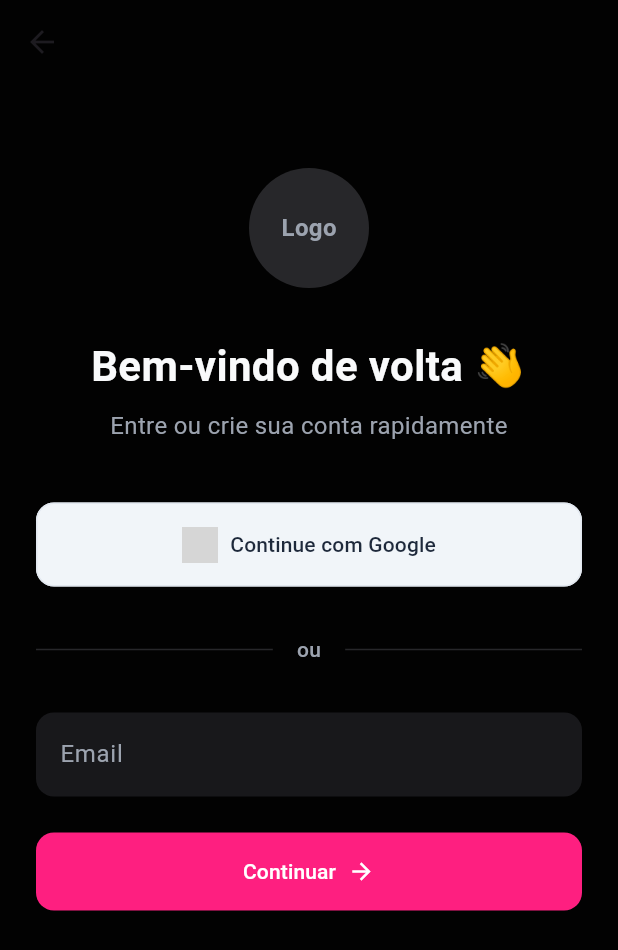
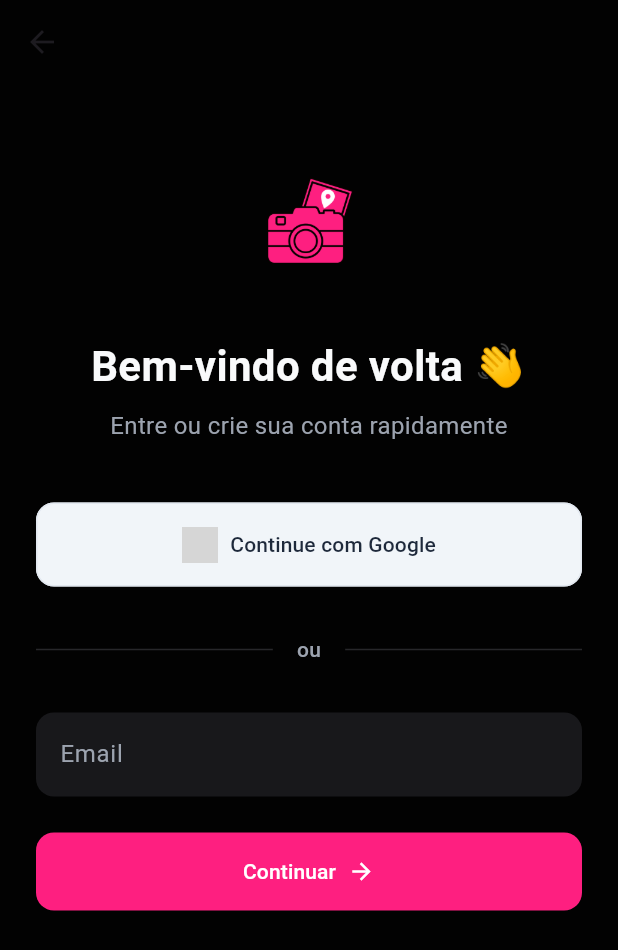
Before and after one commit to bruno1030/travelapp_frontend, a Flutter app: the screen it shows after launch, item 3 of the bottom bar chosen, on a phone screen of 412 x 824 dp. Shown: the top 950 px of the screen. Run offline on Flutter 3.47's test engine with Material 3 defaults, Android fonts, the phone set to English and light mode, and no system bars; our stand-ins replace cached_network_image, firebase_auth, firebase_core, geolocator, google_sign_in, image_picker and 1 more; accounts and stored records are empty; generated files the repository leaves out were written again; network calls fail; grey boxes are pictures that could not be loaded.

Commit message:
hide Google login button on iOS platform

```diff
--- a/lib/screens/login_screen.dart
+++ b/lib/screens/login_screen.dart
@@ -109,6 +109,12 @@ class _LoginScreenState extends State<LoginScreen> {
     }
   }
 
+  // Verifica se deve mostrar botão Google (apenas Android e Web)
+  bool get _shouldShowGoogleButton {
+    if (kIsWeb) return true; // Web: sempre mostrar
+    return !Platform.isIOS; // Mobile: mostrar apenas se NÃO for iOS
+  }
+
   @override
   Widget build(BuildContext context) {
     final auth = Provider.of<AuthController>(context);
@@ -127,23 +133,10 @@ class _LoginScreenState extends State<LoginScreen> {
             children: [
               const SizedBox(height: 40),
               Center(
-                child: Container(
+                child: Image.asset(
+                  'assets/logo_FE1F80.png',
                   width: 80,
                   height: 80,
-                  decoration: const BoxDecoration(
-                    color: Color(0xFF27272A),
-                    shape: BoxShape.circle,
-                  ),
-                  child: const Center(
-                    child: Text(
-                      'Logo',
-                      style: TextStyle(
-                        fontSize: 16,
-                        fontWeight: FontWeight.bold,
-                        color: Color(0xFF9CA3AF),
-                      ),
-                    ),
-                  ),
                 ),
               ),
               const SizedBox(height: 32),
@@ -166,6 +159,9 @@ class _LoginScreenState extends State<LoginScreen> {
                 textAlign: TextAlign.center,
               ),
               const SizedBox(height: 40),
+
+              // Botão Google - só aparece no Android e Web
+              if (_shouldShowGoogleButton) ...[
                 ElevatedButton.icon(
                   onPressed: _loading ? null : () => _loginWithGoogle(auth),
                   icon: Image.network(
@@ -186,6 +182,8 @@ class _LoginScreenState extends State<LoginScreen> {
                   ),
                 ),
                 const SizedBox(height: 32),
+
+                // Divisor "ou" - só aparece quando tem botão Google
                 const Row(
                   children: [
                     Expanded(
@@ -207,6 +205,8 @@ class _LoginScreenState extends State<LoginScreen> {
                   ],
                 ),
                 const SizedBox(height: 32),
+              ],
+
               TextField(
                 controller: emailController,
                 keyboardType: TextInputType.emailAddress,
```
Lines whose indentation alone changed are shown as unchanged.
